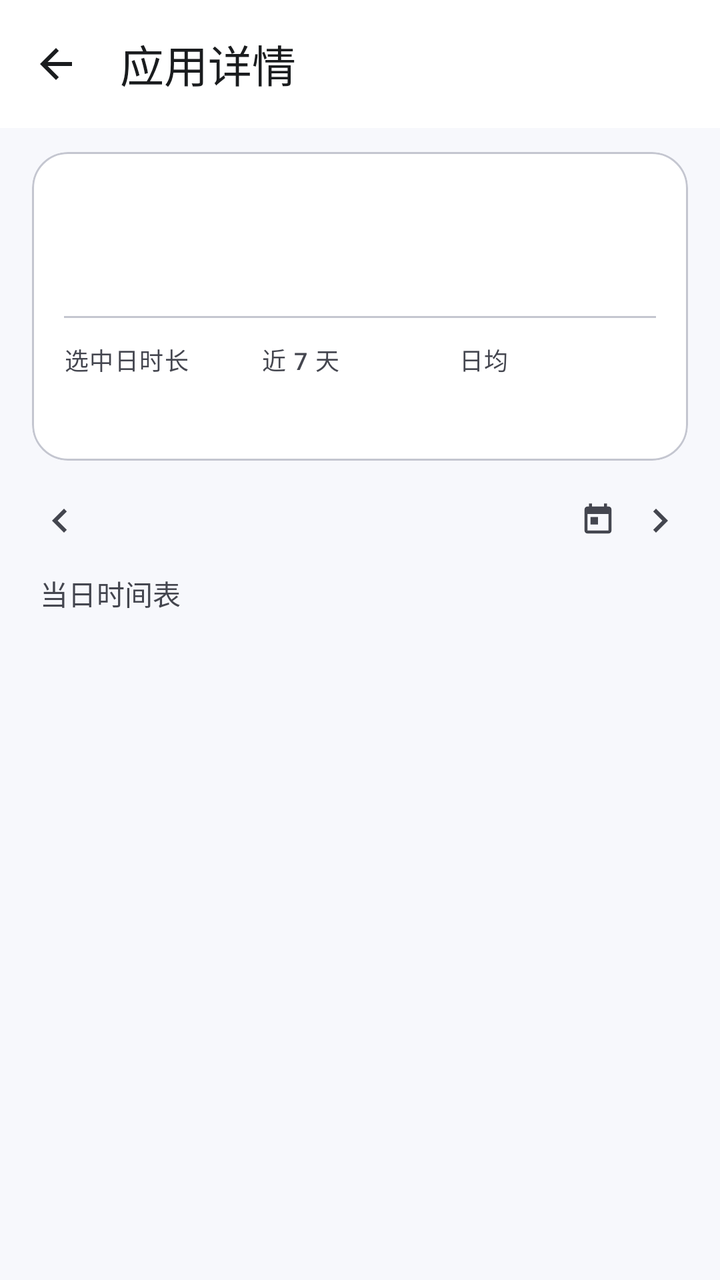
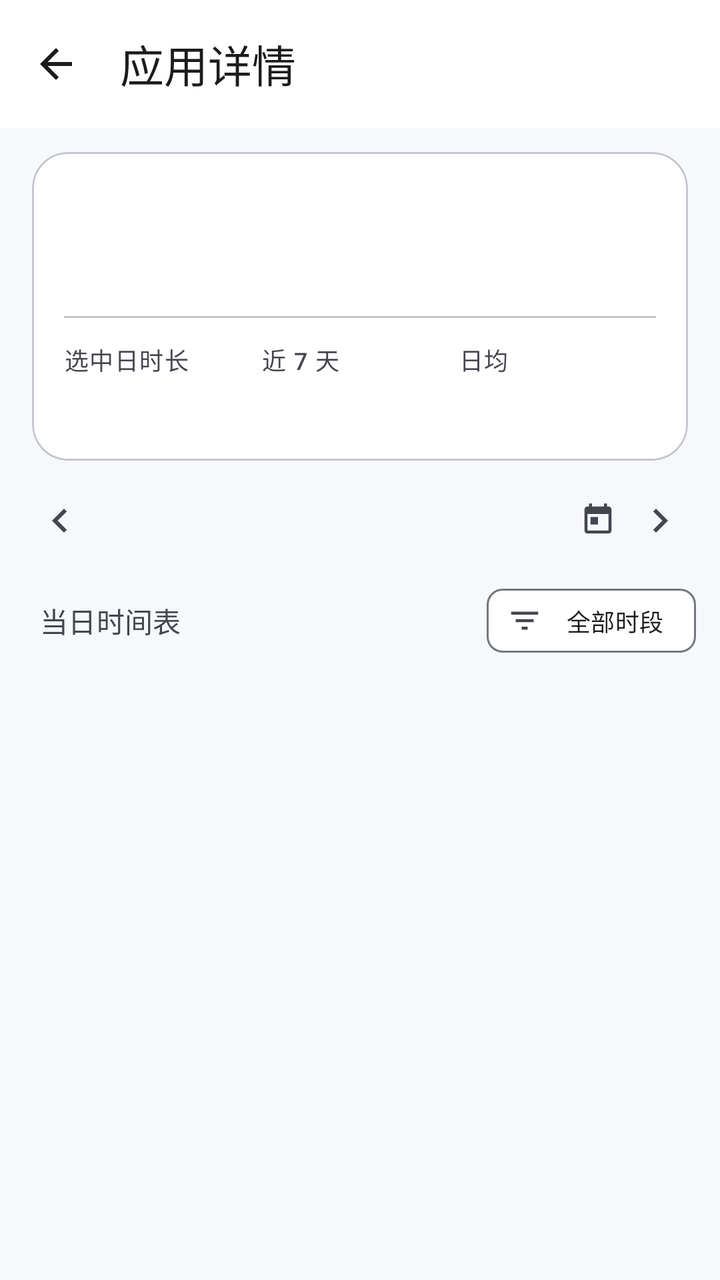

The first picture is an Android layout as it rendered before a commit; the second is the same layout after the commit. The layout source and the unified diff follow.
<!-- AndroidManifest.xml: application theme Theme.AppTracker -->
<!-- res/layout/activity_app_detail.xml -->
<?xml version="1.0" encoding="utf-8"?>
<LinearLayout xmlns:android="http://schemas.android.com/apk/res/android"
    xmlns:app="http://schemas.android.com/apk/res-auto"
    android:id="@+id/root"
    android:layout_width="match_parent"
    android:layout_height="match_parent"
    android:background="?android:attr/colorBackground"
    android:orientation="vertical">

    <com.google.android.material.appbar.MaterialToolbar
        android:id="@+id/toolbar"
        android:layout_width="match_parent"
        android:layout_height="?attr/actionBarSize"
        android:background="?attr/colorSurface"
        app:navigationContentDescription="@string/back"
        app:navigationIcon="@drawable/ic_arrow_back"
        app:navigationIconTint="?attr/colorOnSurface"
        app:titleTextColor="?attr/colorOnSurface"
        app:title="@string/app_detail_title" />

    <LinearLayout
        android:layout_width="match_parent"
        android:layout_height="0dp"
        android:layout_weight="1"
        android:orientation="vertical">

        <com.google.android.material.card.MaterialCardView
            style="@style/Widget.AppTracker.Card"
            android:layout_width="match_parent"
            android:layout_height="wrap_content"
            android:layout_marginStart="16dp"
            android:layout_marginTop="12dp"
            android:layout_marginEnd="16dp">

            <LinearLayout
                android:layout_width="match_parent"
                android:layout_height="wrap_content"
                android:orientation="vertical"
                android:padding="16dp">

                <LinearLayout
                    android:layout_width="match_parent"
                    android:layout_height="wrap_content"
                    android:gravity="center_vertical"
                    android:orientation="horizontal">

                    <ImageView
                        android:id="@+id/iv_icon"
                        android:layout_width="52dp"
                        android:layout_height="52dp"
                        android:contentDescription="@null" />

                    <LinearLayout
                        android:layout_width="0dp"
                        android:layout_height="wrap_content"
                        android:layout_marginStart="14dp"
                        android:layout_weight="1"
                        android:orientation="vertical">

                        <TextView
                            android:id="@+id/tv_name"
                            android:layout_width="match_parent"
                            android:layout_height="wrap_content"
                            android:ellipsize="end"
                            android:maxLines="1"
                            android:textAppearance="?attr/textAppearanceTitleMedium" />

                        <TextView
                            android:id="@+id/tv_package"
                            android:layout_width="match_parent"
                            android:layout_height="wrap_content"
                            android:layout_marginTop="2dp"
                            android:ellipsize="end"
                            android:maxLines="1"
                            android:textAppearance="?attr/textAppearanceBodySmall"
                            android:textColor="?attr/colorOnSurfaceVariant" />
                    </LinearLayout>
                </LinearLayout>

                <View
                    android:layout_width="match_parent"
                    android:layout_height="1dp"
                    android:layout_marginTop="14dp"
                    android:layout_marginBottom="12dp"
                    android:background="?attr/colorOutlineVariant" />

                <LinearLayout
                    android:layout_width="match_parent"
                    android:layout_height="wrap_content"
                    android:orientation="horizontal">

                    <LinearLayout
                        android:layout_width="0dp"
                        android:layout_height="wrap_content"
                        android:layout_weight="1"
                        android:orientation="vertical">

                        <TextView
                            android:layout_width="wrap_content"
                            android:layout_height="wrap_content"
                            android:text="@string/app_detail_total"
                            android:textAppearance="?attr/textAppearanceLabelMedium"
                            android:textColor="?attr/colorOnSurfaceVariant" />

                        <TextView
                            android:id="@+id/tv_total"
                            android:layout_width="wrap_content"
                            android:layout_height="wrap_content"
                            android:layout_marginTop="4dp"
                            android:textAppearance="?attr/textAppearanceTitleMedium" />
                    </LinearLayout>

                    <LinearLayout
                        android:layout_width="0dp"
                        android:layout_height="wrap_content"
                        android:layout_weight="1"
                        android:orientation="vertical">

                        <TextView
                            android:layout_width="wrap_content"
                            android:layout_height="wrap_content"
                            android:text="@string/app_detail_launches"
                            android:textAppearance="?attr/textAppearanceLabelMedium"
                            android:textColor="?attr/colorOnSurfaceVariant" />

                        <TextView
                            android:id="@+id/tv_launches"
                            android:layout_width="wrap_content"
                            android:layout_height="wrap_content"
                            android:layout_marginTop="4dp"
                            android:textAppearance="?attr/textAppearanceTitleMedium" />
                    </LinearLayout>

                    <LinearLayout
                        android:layout_width="0dp"
                        android:layout_height="wrap_content"
                        android:layout_weight="1"
                        android:orientation="vertical">

                        <TextView
                            android:layout_width="wrap_content"
                            android:layout_height="wrap_content"
                            android:text="@string/app_detail_longest"
                            android:textAppearance="?attr/textAppearanceLabelMedium"
                            android:textColor="?attr/colorOnSurfaceVariant" />

                        <TextView
                            android:id="@+id/tv_longest"
                            android:layout_width="wrap_content"
                            android:layout_height="wrap_content"
                            android:layout_marginTop="4dp"
                            android:textAppearance="?attr/textAppearanceTitleMedium" />
                    </LinearLayout>
                </LinearLayout>
            </LinearLayout>
        </com.google.android.material.card.MaterialCardView>

        <LinearLayout
            android:layout_width="match_parent"
            android:layout_height="wrap_content"
            android:gravity="center_vertical"
            android:orientation="horizontal"
            android:paddingStart="8dp"
            android:paddingTop="8dp"
            android:paddingEnd="8dp">

            <ImageButton
                android:id="@+id/btn_prev"
                android:layout_width="44dp"
                android:layout_height="44dp"
                android:background="?attr/selectableItemBackgroundBorderless"
                android:contentDescription="@string/date_prev"
                android:src="@drawable/ic_chevron_left"
                app:tint="?attr/colorOnSurfaceVariant" />

            <TextView
                android:id="@+id/tv_date"
                android:layout_width="0dp"
                android:layout_height="wrap_content"
                android:layout_weight="1"
                android:contentDescription="@string/date_pick"
                android:drawableEnd="@drawable/ic_calendar"
                android:drawablePadding="6dp"
                android:drawableTint="?attr/colorOnSurfaceVariant"
                android:gravity="center"
                android:textAppearance="?attr/textAppearanceTitleSmall" />

            <ImageButton
                android:id="@+id/btn_next"
                android:layout_width="44dp"
                android:layout_height="44dp"
                android:background="?attr/selectableItemBackgroundBorderless"
                android:contentDescription="@string/date_next"
                android:src="@drawable/ic_chevron_right"
                app:tint="?attr/colorOnSurfaceVariant" />
        </LinearLayout>

        <TextView
            android:id="@+id/tv_timeline_title"
            android:layout_width="match_parent"
            android:layout_height="wrap_content"
            android:paddingStart="20dp"
            android:paddingTop="4dp"
            android:paddingEnd="20dp"
            android:text="@string/app_detail_timeline"
            android:textAppearance="?attr/textAppearanceLabelLarge"
            android:textColor="?attr/colorOnSurfaceVariant" />

        <FrameLayout
            android:layout_width="match_parent"
            android:layout_height="0dp"
            android:layout_weight="1">

            <androidx.recyclerview.widget.RecyclerView
                android:id="@+id/rv_sessions"
                android:layout_width="match_parent"
                android:layout_height="match_parent"
                android:clipToPadding="false"
                android:paddingStart="16dp"
                android:paddingTop="4dp"
                android:paddingEnd="16dp"
                android:paddingBottom="24dp" />

            <TextView
                android:id="@+id/tv_empty"
                android:layout_width="match_parent"
                android:layout_height="match_parent"
                android:gravity="center"
                android:padding="32dp"
                android:text="@string/app_detail_day_empty"
                android:textAppearance="?attr/textAppearanceBodyMedium"
                android:textColor="?attr/colorOnSurfaceVariant"
                android:visibility="gone" />
        </FrameLayout>
    </LinearLayout>
</LinearLayout>
<!-- resources referenced by this layout -->
<resources>
  <!-- drawable ic_arrow_back (drawable) -->
  <vector xmlns:android="http://schemas.android.com/apk/res/android"
      android:width="24dp"
      android:height="24dp"
      android:viewportWidth="24"
      android:viewportHeight="24">
      <path
          android:fillColor="#FF000000"
          android:pathData="M20,11H7.83l5.59,-5.59L12,4l-8,8 8,8 1.41,-1.41L7.83,13H20z" />
  </vector>
  <!-- drawable ic_chevron_left (drawable) -->
  <vector xmlns:android="http://schemas.android.com/apk/res/android"
      android:width="24dp"
      android:height="24dp"
      android:viewportWidth="24"
      android:viewportHeight="24">
      <path
          android:fillColor="#FF000000"
          android:pathData="M15.41,7.41L14,6l-6,6 6,6 1.41,-1.41L10.83,12z" />
  </vector>
  <!-- drawable ic_chevron_right (drawable) -->
  <vector xmlns:android="http://schemas.android.com/apk/res/android"
      android:width="24dp"
      android:height="24dp"
      android:viewportWidth="24"
      android:viewportHeight="24">
      <path
          android:fillColor="#FF000000"
          android:pathData="M10,6L8.59,7.41 13.17,12l-4.58,4.59L10,18l6,-6z" />
  </vector>
  <string name="app_detail_day_empty">这一天没有该应用的前台时段</string>
  <string name="app_detail_launches">近 7 天</string>
  <string name="app_detail_longest">日均</string>
  <string name="app_detail_timeline">当日时间表</string>
  <string name="app_detail_title">应用详情</string>
  <string name="app_detail_total">选中日时长</string>
  <string name="back">返回</string>
  <string name="date_next">后一天</string>
  <string name="date_pick">选择日期</string>
  <string name="date_prev">前一天</string>
  <style name="Widget.AppTracker.Card" parent="Widget.Material3.CardView.Filled">
          <item name="cardBackgroundColor">?attr/colorSurface</item>
          <item name="cardCornerRadius">18dp</item>
          <item name="cardElevation">0dp</item>
          <item name="strokeWidth">1dp</item>
          <item name="strokeColor">?attr/colorOutlineVariant</item>
      </style>
  <color name="primary">#4C6FFF</color>
  <color name="on_primary">#FFFFFF</color>
  <color name="primary_container">#DDE3FF</color>
  <color name="on_primary_container">#001453</color>
  <color name="secondary">#5A5D72</color>
  <color name="secondary_container">#DFE1F9</color>
  <color name="on_secondary_container">#171A2C</color>
  <color name="background">#F7F8FC</color>
  <color name="on_background">#1A1C1E</color>
  <color name="surface">#FFFFFF</color>
  <color name="on_surface">#1A1C1E</color>
  <color name="surface_variant">#E4E7F0</color>
  <color name="on_surface_variant">#44464F</color>
  <color name="outline">#74777F</color>
  <color name="outline_variant">#C4C6D0</color>
  <color name="surface_container">#F0F2F9</color>
  <color name="surface_container_low">#F7F8FC</color>
  <color name="surface_container_lowest">#FFFFFF</color>
  <color name="surface_container_high">#E9EBF3</color>
  <color name="surface_container_highest">#E1E3EC</color>
  <color name="surface_dim">#D8DAE2</color>
  <color name="surface_bright">#FFFFFF</color>
  <color name="error">#BA1A1A</color>
  <color name="on_error">#FFFFFF</color>
  <style name="ThemeOverlay.AppTracker.Dialog" parent="ThemeOverlay.Material3.MaterialAlertDialog">
          <item name="colorPrimary">@color/primary</item>
      </style>
  <!-- unchanged entries left out for length: 2 -->
</resources>

<!-- the commit's change to res/layout/activity_app_detail.xml (unified diff, before → after) -->
@@ -195,16 +195,43 @@
                 app:tint="?attr/colorOnSurfaceVariant" />
         </LinearLayout>
 
-        <TextView
-            android:id="@+id/tv_timeline_title"
+        <LinearLayout
             android:layout_width="match_parent"
             android:layout_height="wrap_content"
+            android:gravity="center_vertical"
+            android:orientation="horizontal"
             android:paddingStart="20dp"
             android:paddingTop="4dp"
-            android:paddingEnd="20dp"
-            android:text="@string/app_detail_timeline"
-            android:textAppearance="?attr/textAppearanceLabelLarge"
-            android:textColor="?attr/colorOnSurfaceVariant" />
+            android:paddingEnd="12dp">
+
+            <TextView
+                android:id="@+id/tv_timeline_title"
+                android:layout_width="0dp"
+                android:layout_height="wrap_content"
+                android:layout_weight="1"
+                android:text="@string/app_detail_timeline"
+                android:textAppearance="?attr/textAppearanceLabelLarge"
+                android:textColor="?attr/colorOnSurfaceVariant" />
+
+            <com.google.android.material.chip.Chip
+                android:id="@+id/chip_time_filter"
+                style="@style/Widget.Material3.Chip.Assist"
+                android:layout_width="wrap_content"
+                android:layout_height="wrap_content"
+                android:minHeight="32dp"
+                android:text="@string/time_filter_all"
+                android:textSize="12sp"
+                app:chipEndPadding="8dp"
+                app:chipIcon="@drawable/ic_filter"
+                app:chipIconTint="?attr/colorOnSurfaceVariant"
+                app:chipIconVisible="true"
+                app:chipMinHeight="32dp"
+                app:chipStartPadding="8dp"
+                app:closeIconTint="?attr/colorOnSurfaceVariant"
+                app:closeIconVisible="false"
+                app:iconEndPadding="4dp"
+                app:iconStartPadding="2dp" />
+        </LinearLayout>
 
         <FrameLayout
             android:layout_width="match_parent"
<!-- resource entries referenced after the edit -->
@@ -30,6 +30,16 @@
           android:fillColor="#FF000000"
           android:pathData="M10,6L8.59,7.41 13.17,12l-4.58,4.59L10,18l6,-6z" />
   </vector>
+  <!-- drawable ic_filter (drawable) -->
+  <vector xmlns:android="http://schemas.android.com/apk/res/android"
+      android:width="18dp"
+      android:height="18dp"
+      android:viewportWidth="24"
+      android:viewportHeight="24">
+      <path
+          android:fillColor="#FF000000"
+          android:pathData="M10,18h4v-2h-4zM3,6v2h18V6zM6,13h12v-2H6z" />
+  </vector>
   <string name="app_detail_day_empty">这一天没有该应用的前台时段</string>
   <string name="app_detail_launches">近 7 天</string>
   <string name="app_detail_longest">日均</string>
@@ -40,6 +50,7 @@
   <string name="date_next">后一天</string>
   <string name="date_pick">选择日期</string>
   <string name="date_prev">前一天</string>
+  <string name="time_filter_all">全部时段</string>
   <style name="Widget.AppTracker.Card" parent="Widget.Material3.CardView.Filled">
           <item name="cardBackgroundColor">?attr/colorSurface</item>
           <item name="cardCornerRadius">18dp</item>
